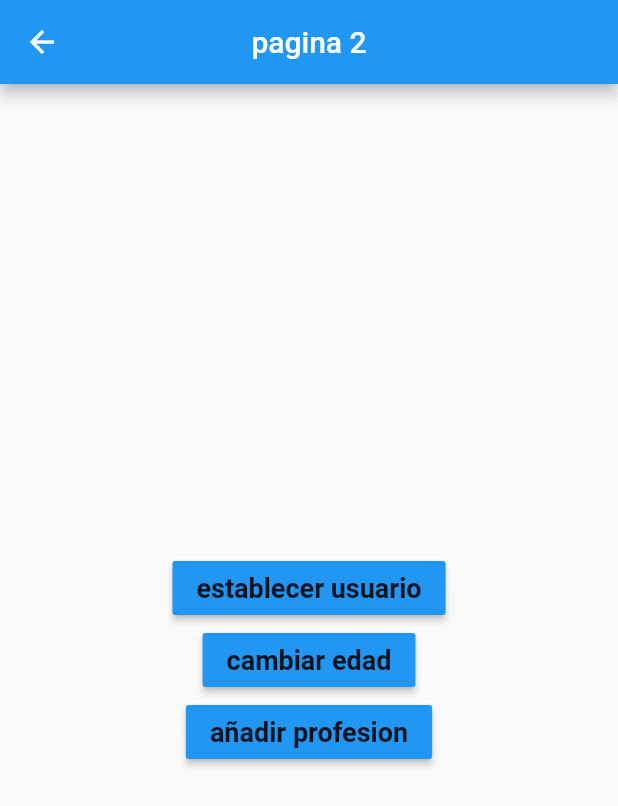
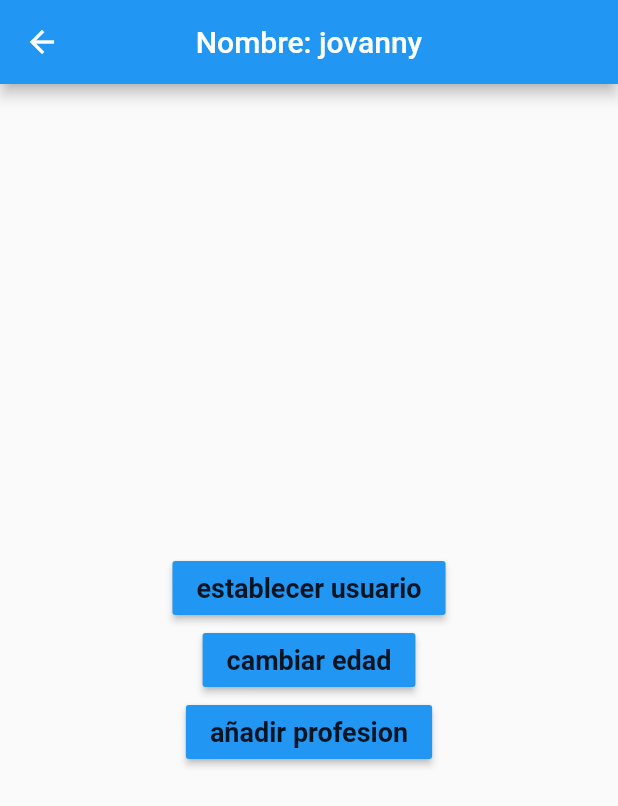
Before and after one commit to jovannyCG/estado-con-singleton, a Flutter app: the Pagina2Page screen opened by its route, after a tap on "establecer usuario", on a phone screen of 412 x 824 dp. Shown: the top 806 px of the screen. Run offline on Flutter 3.47's test engine with Material 2 defaults, Android fonts, the light colour scheme and no system bars; accounts and stored records are empty.

Commit message:
cambiar edad mediante un metodo

```diff
--- a/lib/models/user.dart
+++ b/lib/models/user.dart
@@ -1,11 +1,11 @@
 class User {
-  late String nombre;
-  late int edad;
-  late List<String> profesiones;
+   String? nombre;
+   int? edad;
+   List<String>? profesiones;
 
   User({
-    nombre,
-    edad,
-    profesiones,
+    this.nombre,
+    this.edad,
+    this.profesiones,
   });
 }
--- a/lib/pages/page1.dart
+++ b/lib/pages/page1.dart
@@ -13,6 +13,11 @@ class PaginaPage extends StatelessWidget {
       appBar: AppBar(
         title: const Text('pagina 1'),
         centerTitle: true,
+        actions: [
+          IconButton(
+            onPressed: userService.removeUser,
+            icon: const Icon(Icons.logout))
+        ],
       ),
       body: userService.userExist
       ?  InfotmacionUsuarios(user: userService.user)
--- a/lib/pages/page2.dart
+++ b/lib/pages/page2.dart
@@ -3,46 +3,54 @@ import 'package:provider/provider.dart';
 import 'package:singleton_estados/models/user.dart';
 import 'package:singleton_estados/services/user_service.dart';
 
-
 class Pagina2Page extends StatelessWidget {
   const Pagina2Page({super.key});
 
-
   @override
   Widget build(BuildContext context) {
+    final userService = Provider.of<UserService>(context);
     return Scaffold(
       appBar: AppBar(
-        title: const Text('pagina 2'),
+        title: userService.userExist
+            ? Text('Nombre: ${userService.user!.nombre}')
+            : const Text('pagina 2'),
         centerTitle: true,
       ),
       body: Center(
           child: Column(
         mainAxisAlignment: MainAxisAlignment.center,
-
         children: [
           MaterialButton(
               color: Colors.blue,
-              child: const Text('establecer usuario',  style: TextStyle(fontSize: 18, fontWeight: FontWeight.bold),),
-              onPressed: (){
-               final userService = Provider.of<UserService>(context, listen: false);
-               final newUser = User(nombre: 'jovanny', edad: 25,);
-               userService.setUser =newUser;
+              child: const Text(
+                'establecer usuario',
+                style: TextStyle(fontSize: 18, fontWeight: FontWeight.bold),
+              ),
+              onPressed: () {
+                final newUser = User(
+                  nombre: 'jovanny',
+                  edad: 25,
+                );
+                userService.setUser = newUser;
               }),
           MaterialButton(
               color: Colors.blue,
-              child: const Text('cambiar edad',  style: TextStyle(fontSize: 18, fontWeight: FontWeight.bold),),
-              onPressed: (){
-
+              child: const Text(
+                'cambiar edad',
+                style: TextStyle(fontSize: 18, fontWeight: FontWeight.bold),
+              ),
+              onPressed: () {
+                userService.changeAge(30);
               }),
           MaterialButton(
               color: Colors.blue,
-              child: const Text('añadir profesion',  style: TextStyle(fontSize: 18, fontWeight: FontWeight.bold),),
-              onPressed: (){
-
-            }),
+              child: const Text(
+                'añadir profesion',
+                style: TextStyle(fontSize: 18, fontWeight: FontWeight.bold),
+              ),
+              onPressed: () {}),
         ],
-        )
-     ),
+      )),
     );
   }
 }
--- a/lib/services/user_service.dart
+++ b/lib/services/user_service.dart
@@ -1,17 +1,24 @@
-
-
 import 'package:flutter/material.dart';
 import 'package:singleton_estados/models/user.dart';
 
-class UserService with ChangeNotifier{
+class UserService with ChangeNotifier {
   User? _user;
 
   User? get user => _user;
-  bool get userExist => (_user !=null) ? true : false;
+  bool get userExist => (_user != null) ? true : false;
 
-  set setUser (User user){
+  set setUser(User user) {
     _user = user;
     notifyListeners();
   }
 
+  void changeAge(int edad) {
+    _user?.edad = edad;
+    notifyListeners();
+  }
+
+  void removeUser() {
+    _user = null;
+    notifyListeners();
+  }
 }
```
Lines whose indentation alone changed are shown as unchanged.
